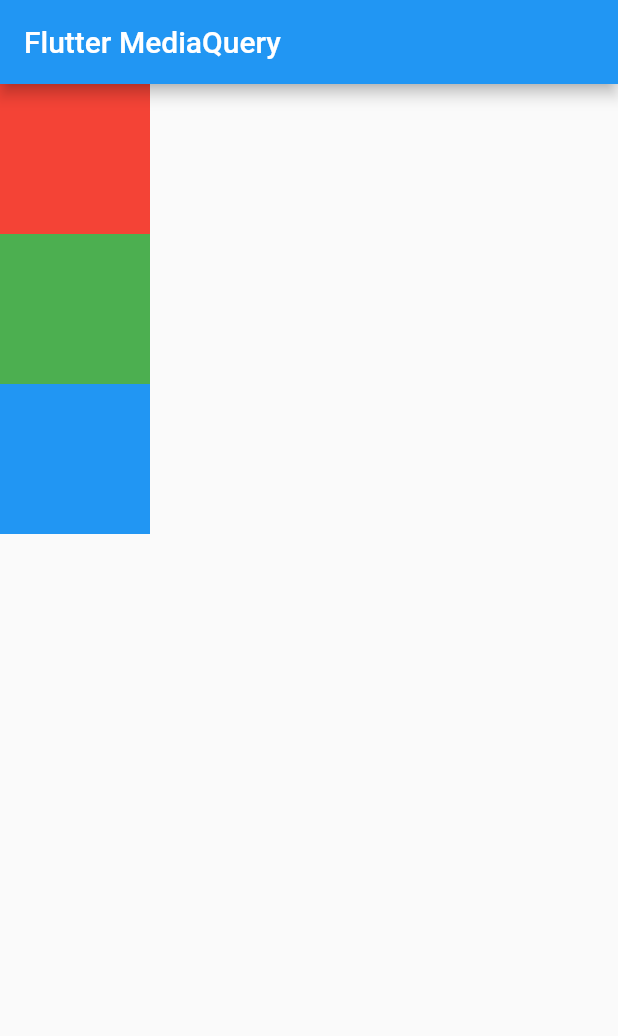
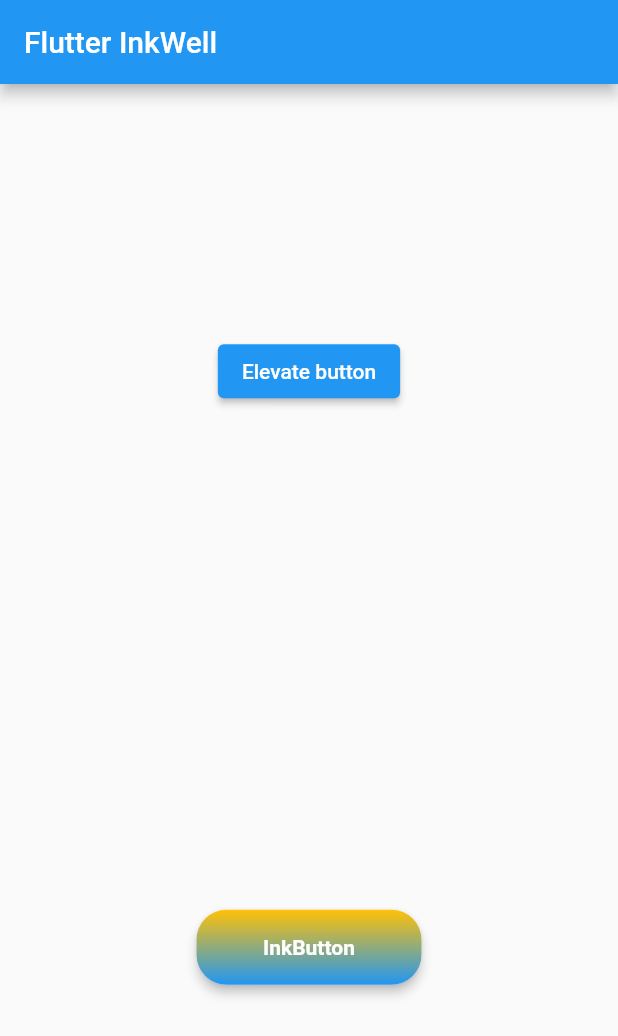
Before and after one commit to Scovandis/learn_flutter_01, a Flutter app: the screen it shows after launch, on a phone screen of 412 x 824 dp. Shown: the top 1036 px of the screen. Run offline on Flutter 3.47's test engine with Material 2 defaults, Android fonts, the light colour scheme and no system bars.

Commit message:
custom button with inkwell

```diff
--- a/lib/main.dart
+++ b/lib/main.dart
@@ -5,7 +5,7 @@
 import 'package:flutter/services.dart';
 import 'package:test_flutter_01/login_page.dart';
 
-void main() => runApp(MyMediaQuery());
+void main() => runApp(MyInkWell());
 
 class AppStateFullWidget extends StatefulWidget {
   const AppStateFullWidget({super.key});
@@ -815,3 +815,60 @@
     ];
   }
 }
+
+class MyInkWell extends StatelessWidget {
+  @override
+  Widget build(BuildContext context) {
+    return MaterialApp(
+      home: Scaffold(
+        appBar: AppBar(
+          title: Text("Flutter InkWell"),
+        ),
+        body: Center(
+          child: Column(
+            mainAxisAlignment: MainAxisAlignment.spaceAround,
+            children: [
+              ElevatedButton(
+                onPressed: () => {},
+                child: Text("Elevate button"),
+                style: ElevatedButton.styleFrom(
+                    foregroundColor: Colors.white,
+                    backgroundColor: Colors.blue),
+              ),
+              Material(
+                borderRadius: BorderRadius.circular(20),
+                elevation: 3,
+                child: Container(
+                  width: 150,
+                  height: 50,
+                  child: Material(
+                    borderRadius: BorderRadius.circular(20),
+                    color: Colors.transparent,
+                    child: InkWell(
+                        borderRadius: BorderRadius.circular(20),
+                        splashColor: Colors.amber,
+                        onTap: () => {},
+                        child: Center(
+                          child: Text(
+                            "InkButton",
+                            style: TextStyle(
+                                color: Colors.white,
+                                fontWeight: FontWeight.w600),
+                          ),
+                        )),
+                  ),
+                  decoration: BoxDecoration(
+                      borderRadius: BorderRadius.circular(20),
+                      gradient: LinearGradient(
+                          colors: [Colors.amber, Colors.blue],
+                          begin: Alignment.topCenter,
+                          end: Alignment.bottomCenter)),
+                ),
+              )
+            ],
+          ),
+        ),
+      ),
+    );
+  }
+}
```
